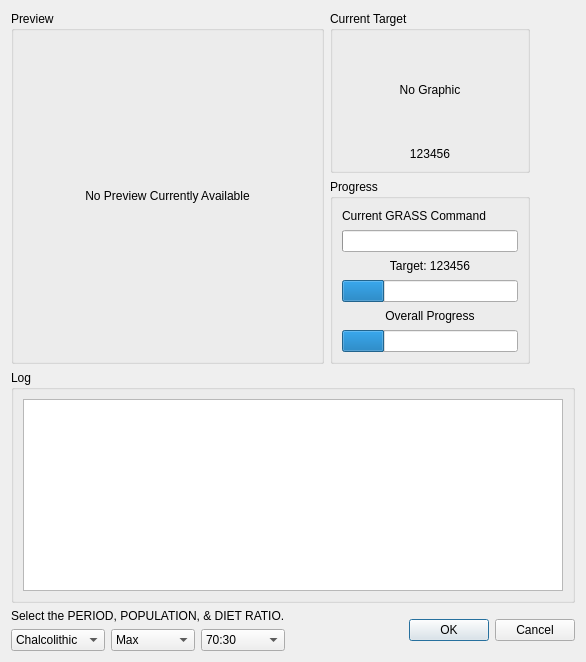
The window that src/ui/lagrassprocessbase.ui (arkygeek/landuseanalyst) describes before a commit, drawn with Qt 5.
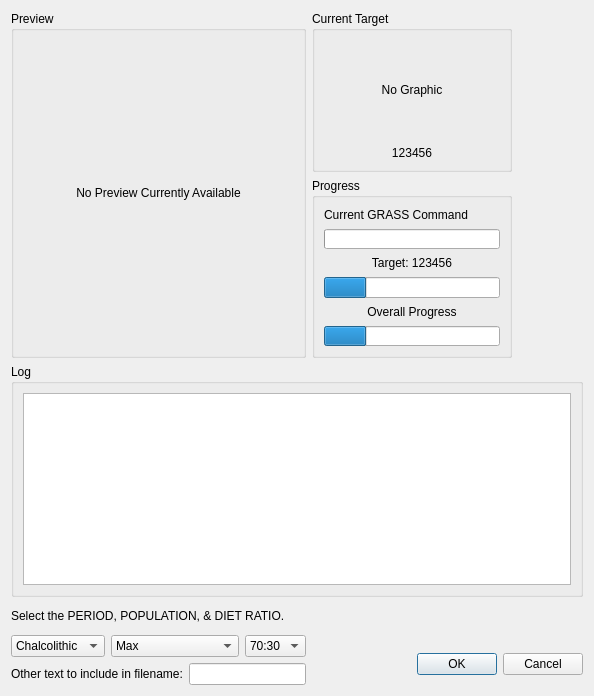
The same window after the commit. Icons and pictures are not drawn.

Commit message: fixed the grass process dialouge so it can close when Cancel is pressed

What changed in the file:
```diff
--- a/src/ui/lagrassprocessbase.ui
+++ b/src/ui/lagrassprocessbase.ui
@@ -5,8 +5,8 @@
    <rect>
     <x>0</x>
     <y>0</y>
-    <width>586</width>
-    <height>662</height>
+    <width>594</width>
+    <height>696</height>
    </rect>
   </property>
   <property name="minimumSize" >
@@ -22,7 +22,7 @@
    <iconset resource="../resources/resources.qrc" >:/la_icon_small.png</iconset>
   </property>
   <layout class="QGridLayout" >
-   <item rowspan="2" row="0" column="0" colspan="2" >
+   <item rowspan="2" row="0" column="0" >
     <widget class="QGroupBox" name="grpPreview" >
      <property name="sizePolicy" >
       <sizepolicy vsizetype="Expanding" hsizetype="Expanding" >
@@ -53,7 +53,7 @@
      </layout>
     </widget>
    </item>
-   <item row="0" column="2" colspan="2" >
+   <item row="0" column="1" colspan="2" >
     <widget class="QGroupBox" name="grpCurrentTarget" >
      <property name="sizePolicy" >
       <sizepolicy vsizetype="Preferred" hsizetype="Fixed" >
@@ -112,7 +112,7 @@
      </layout>
     </widget>
    </item>
-   <item row="1" column="2" colspan="2" >
+   <item row="1" column="1" colspan="2" >
     <widget class="QGroupBox" name="grpProgress" >
      <property name="sizePolicy" >
       <sizepolicy vsizetype="Preferred" hsizetype="Fixed" >
@@ -277,7 +277,7 @@
      </layout>
     </widget>
    </item>
-   <item row="2" column="0" colspan="4" >
+   <item row="2" column="0" colspan="3" >
     <widget class="QGroupBox" name="groupBox_2" >
      <property name="sizePolicy" >
       <sizepolicy vsizetype="Minimum" hsizetype="Expanding" >
@@ -310,9 +310,9 @@
      </layout>
     </widget>
    </item>
-   <item row="3" column="0" >
+   <item rowspan="2" row="3" column="0" >
     <layout class="QGridLayout" >
-     <item row="0" column="0" colspan="3" >
+     <item row="0" column="0" colspan="4" >
       <widget class="QLabel" name="label_2" >
        <property name="text" >
         <string>Select the PERIOD, POPULATION, &amp; DIET RATIO.</string>
@@ -338,7 +338,7 @@
        </item>
       </widget>
      </item>
-     <item row="1" column="1" >
+     <item row="1" column="1" colspan="2" >
       <widget class="QComboBox" name="cbPopulation" >
        <item>
         <property name="text" >
@@ -352,7 +352,7 @@
        </item>
       </widget>
      </item>
-     <item row="1" column="2" >
+     <item row="1" column="3" >
       <widget class="QComboBox" name="cbDietRatio" >
        <item>
         <property name="text" >
@@ -371,25 +371,48 @@
        </item>
       </widget>
      </item>
+     <item row="2" column="0" colspan="2" >
+      <widget class="QLabel" name="label_3" >
+       <property name="text" >
+        <string>Other text to include in filename:</string>
+       </property>
+      </widget>
+     </item>
+     <item row="2" column="2" colspan="2" >
+      <widget class="QLineEdit" name="leOtherText" />
+     </item>
     </layout>
    </item>
-   <item row="3" column="1" colspan="2" >
+   <item row="3" column="2" >
+    <spacer>
+     <property name="orientation" >
+      <enum>Qt::Vertical</enum>
+     </property>
+     <property name="sizeHint" stdset="0" >
+      <size>
+       <width>20</width>
+       <height>40</height>
+      </size>
+     </property>
+    </spacer>
+   </item>
+   <item row="4" column="1" >
     <spacer>
      <property name="orientation" >
       <enum>Qt::Horizontal</enum>
      </property>
-     <property name="sizeHint" >
+     <property name="sizeHint" stdset="0" >
       <size>
-       <width>71</width>
-       <height>30</height>
+       <width>24</width>
+       <height>41</height>
       </size>
      </property>
     </spacer>
    </item>
-   <item row="3" column="3" >
+   <item row="4" column="2" >
     <widget class="QDialogButtonBox" name="buttonBox" >
      <property name="standardButtons" >
-      <set>QDialogButtonBox::Cancel|QDialogButtonBox::NoButton|QDialogButtonBox::Ok</set>
+      <set>QDialogButtonBox::Cancel|QDialogButtonBox::Ok</set>
      </property>
     </widget>
    </item>
```
Left out of the diff: 11 changed lines with no effect on the pictures. The commit also changes 2 other files.
